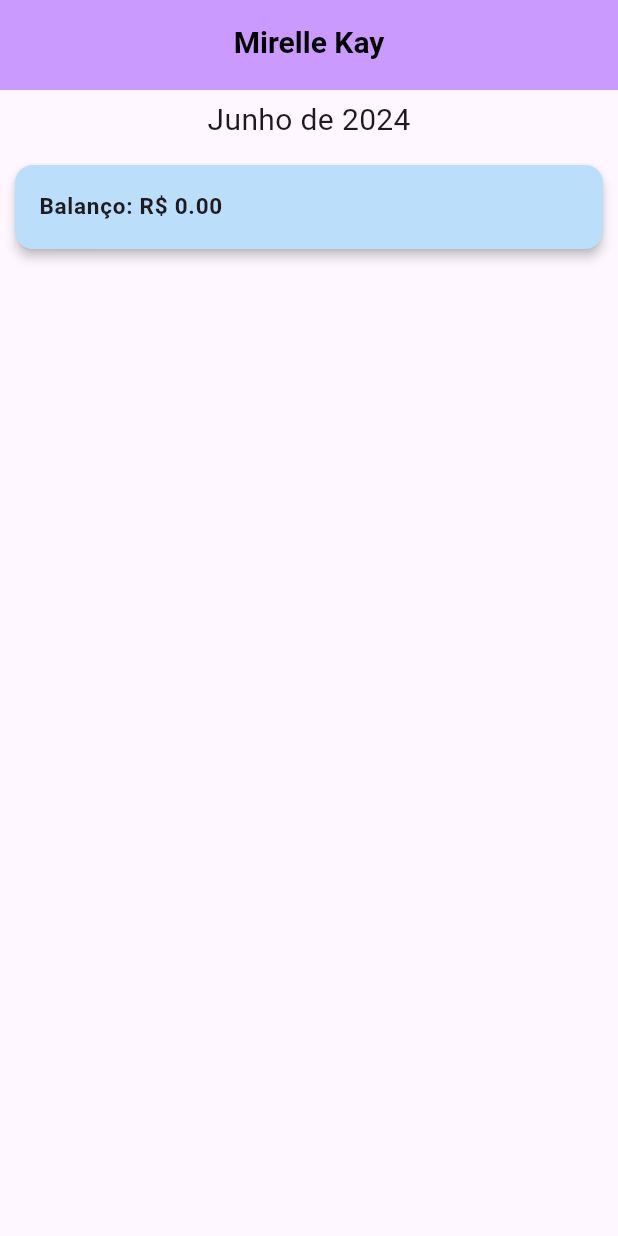
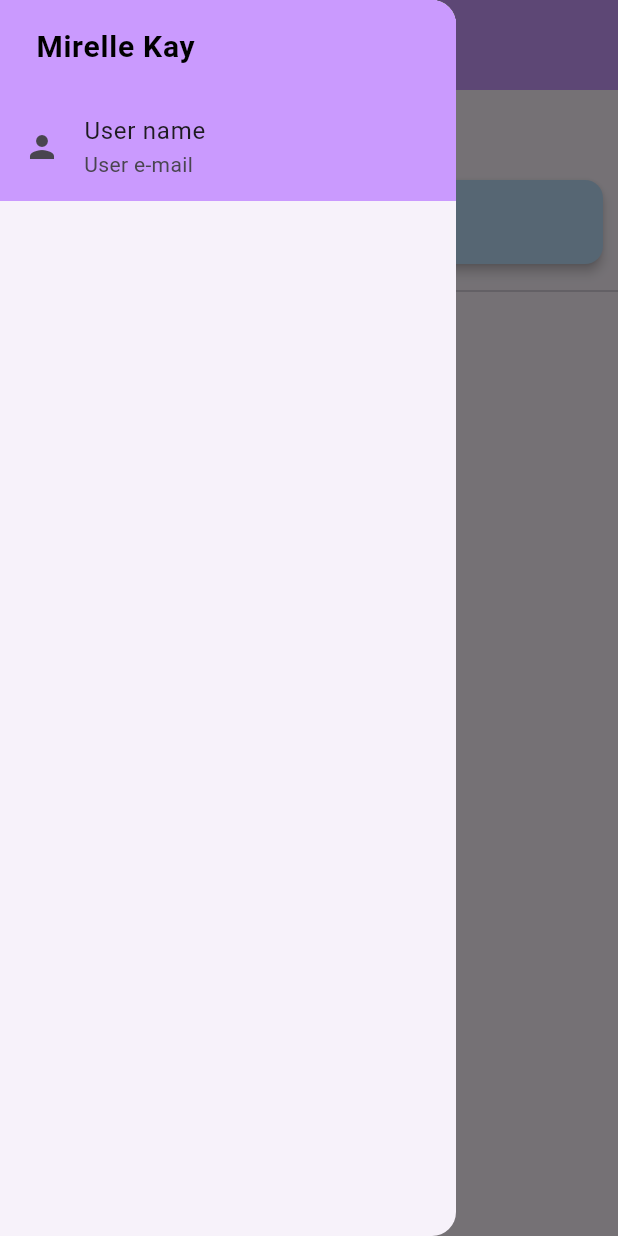
Before and after one commit to davifelipef/mirelle_kay, a Flutter app: the screen it shows after launch, with the side drawer open (before the commit the screen has no drawer), on a phone screen of 412 x 824 dp. Run offline on Flutter 3.47's test engine with Material 3 defaults, Android fonts, the phone set to English and light mode, and no system bars; our stand-ins replace hive_flutter; accounts and stored records are empty.

Commit message:
feat: added a drawer

```diff
--- a/lib/screens/home_page.dart
+++ b/lib/screens/home_page.dart
@@ -3,6 +3,7 @@ import 'package:mirelle_kay/widgets/balance_card.dart';
 import 'package:mirelle_kay/widgets/date_selection.dart';
 import 'package:mirelle_kay/utils/helper_functions.dart';
 import 'package:flutter/material.dart';
+import 'package:mirelle_kay/widgets/drawer.dart';
 
 class HomePage extends StatefulWidget {
   static const String routeName = "/home";
@@ -21,10 +22,15 @@ class _HomePageState extends State<HomePage> {
   Widget build(BuildContext context) {
     return Scaffold(
       appBar: const AppBarDesign(),
+      drawer: const MyDrawer(),
       body: Column(
         children: [
-          DateSelection(pageController: calcPageController()),
+          Padding(
+            padding: const EdgeInsetsDirectional.only(top: 10.0),
+            child: DateSelection(pageController: calcPageController()),
+          ),
           const BalanceCard(),
+          const Divider(),
           // TODO - Rest of the code
         ],
       ),
--- a/lib/utils/helper_functions.dart
+++ b/lib/utils/helper_functions.dart
@@ -24,11 +24,13 @@ late DateTime initialDate;
 late String formattedDate;
 
 // Page navigation variables
+String appBarTitle = "Vendas";
 late PageController pageController; // Declares the page controller variable
 const initialPage = 1200; // Sets initial page as 1200
 
 // Layout related variables
 const defaultIconTheme = IconThemeData(color: Colors.white);
+const mainColor = Color.fromRGBO(202, 154, 254, 1);
 final positiveBalanceBackground = Colors.blue.shade100;
 final negativeBalanceBackground = Colors.red.shade100;
 const primaryButton = Colors.black;
@@ -37,6 +39,11 @@ final cardGreen = Colors.green.shade100;
 final cardRed = Colors.yellow.shade100;
 int _deletedItemCount = 0; // Starts the count of deleted messages at zero
 Timer? _messageTimer;
+
+updateTitle(String newTitle) {
+  appBarTitle = newTitle;
+  return appBarTitle;
+}
 
 // Helper function that updates the current date by calculating the new date based on the index
 void updateCurrentDate(int index) {
--- a/lib/widgets/app_bar.dart
+++ b/lib/widgets/app_bar.dart
@@ -3,7 +3,8 @@ import 'package:flutter/material.dart';
 class AppBarDesign extends StatelessWidget implements PreferredSizeWidget {
   const AppBarDesign({super.key});
 
-  final defaultIconTheme = const IconThemeData(color: Colors.white10);
+  final defaultIconTheme =
+      const IconThemeData(color: Color.fromARGB(235, 255, 255, 255));
   final appBarBackground = const Color.fromRGBO(202, 154, 254, 1);
 
   @override
@@ -13,7 +14,7 @@ class AppBarDesign extends StatelessWidget implements PreferredSizeWidget {
   Widget build(BuildContext context) {
     return AppBar(
       title: const Text(
-        "Mirelle Kay",
+        "Vendas",
         style: TextStyle(
           fontSize: 20,
           color: Colors.black,
--- /dev/null
+++ b/lib/widgets/drawer.dart
@@ -0,0 +1,45 @@
+import 'package:flutter/material.dart';
+import 'package:mirelle_kay/utils/helper_functions.dart';
+
+class MyDrawer extends StatelessWidget {
+  const MyDrawer({super.key});
+
+  @override
+  Widget build(BuildContext context) {
+    return Drawer(
+        child: ListView(padding: EdgeInsets.zero, children: [
+      ListTile(
+        title: const Padding(
+          padding: EdgeInsets.all(8.0),
+          child: Text(
+            'Mirelle Kay',
+            style: TextStyle(
+              fontSize: 20,
+              color: Colors.black,
+              fontWeight: FontWeight.bold,
+            ),
+          ),
+        ),
+        tileColor: mainColor, // Custom background color
+        /*shape: RoundedRectangleBorder(
+          borderRadius: BorderRadius.circular(10.0),
+        ),*/
+        onTap: () {
+          // Handle user profile tap
+        },
+      ),
+      ListTile(
+        leading: const Icon(Icons.person),
+        title: const Text('User name'),
+        subtitle: const Text('User e-mail'),
+        tileColor: mainColor, // Custom background color
+        /*shape: RoundedRectangleBorder(
+          borderRadius: BorderRadius.circular(10.0),
+        ),*/
+        onTap: () {
+          // Handle user profile tap
+        },
+      ),
+    ]));
+  }
+}
```
